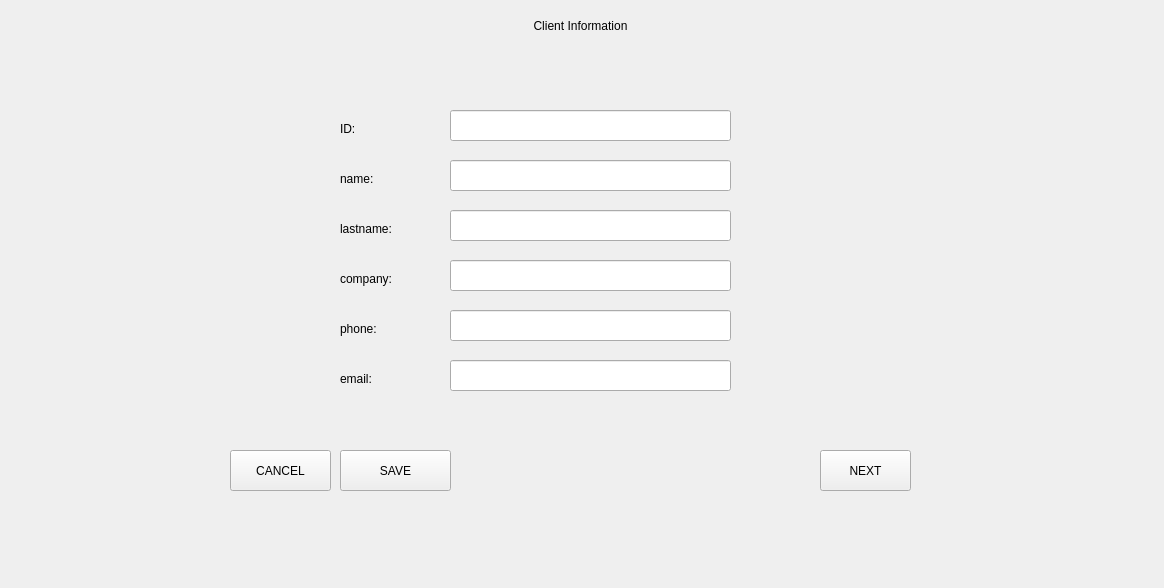
Above: src/views/configurationInspection/client.ui from Jjat00/Deptherm-Inspection before the change. Below: the same form after it.
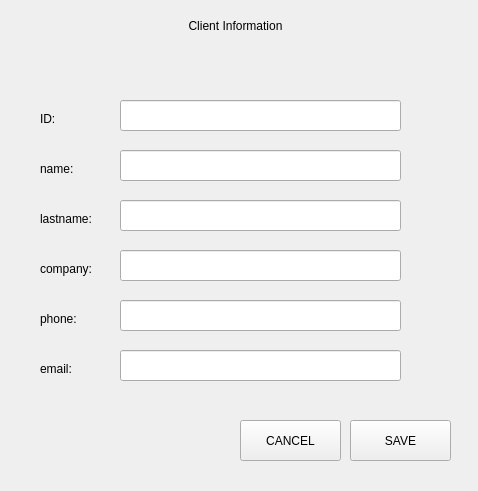
That is the form after the change.

```diff
--- a/src/views/configurationInspection/client.ui
+++ b/src/views/configurationInspection/client.ui
@@ -6,8 +6,8 @@
    <rect>
     <x>0</x>
     <y>0</y>
-    <width>1164</width>
-    <height>588</height>
+    <width>478</width>
+    <height>491</height>
    </rect>
   </property>
   <property name="windowTitle">
@@ -16,9 +16,9 @@
   <widget class="QLabel" name="labelHeader">
    <property name="geometry">
     <rect>
-     <x>0</x>
+     <x>-10</x>
      <y>0</y>
-     <width>1161</width>
+     <width>491</width>
      <height>51</height>
     </rect>
    </property>
@@ -32,9 +32,9 @@
   <widget class="QLabel" name="label_3">
    <property name="geometry">
     <rect>
-     <x>340</x>
-     <y>170</y>
-     <width>101</width>
+     <x>40</x>
+     <y>160</y>
+     <width>71</width>
      <height>17</height>
     </rect>
    </property>
@@ -45,8 +45,8 @@
   <widget class="QLineEdit" name="lineEditPhone">
    <property name="geometry">
     <rect>
-     <x>450</x>
-     <y>310</y>
+     <x>120</x>
+     <y>300</y>
      <width>281</width>
      <height>31</height>
     </rect>
@@ -55,8 +55,8 @@
   <widget class="QLineEdit" name="lineEditName">
    <property name="geometry">
     <rect>
-     <x>450</x>
-     <y>160</y>
+     <x>120</x>
+     <y>150</y>
      <width>281</width>
      <height>31</height>
     </rect>
@@ -65,9 +65,9 @@
   <widget class="QLabel" name="label_5">
    <property name="geometry">
     <rect>
-     <x>340</x>
-     <y>320</y>
-     <width>101</width>
+     <x>40</x>
+     <y>310</y>
+     <width>61</width>
      <height>17</height>
     </rect>
    </property>
@@ -78,8 +78,8 @@
   <widget class="QLineEdit" name="lineEditID">
    <property name="geometry">
     <rect>
-     <x>450</x>
-     <y>110</y>
+     <x>120</x>
+     <y>100</y>
      <width>281</width>
      <height>31</height>
     </rect>
@@ -88,9 +88,9 @@
   <widget class="QLabel" name="label_2">
    <property name="geometry">
     <rect>
-     <x>340</x>
-     <y>120</y>
-     <width>101</width>
+     <x>40</x>
+     <y>110</y>
+     <width>71</width>
      <height>17</height>
     </rect>
    </property>
@@ -101,8 +101,8 @@
   <widget class="QLineEdit" name="lineEditCompany">
    <property name="geometry">
     <rect>
-     <x>450</x>
-     <y>260</y>
+     <x>120</x>
+     <y>250</y>
      <width>281</width>
      <height>31</height>
     </rect>
@@ -111,9 +111,9 @@
   <widget class="QLabel" name="label_4">
    <property name="geometry">
     <rect>
-     <x>340</x>
-     <y>270</y>
-     <width>101</width>
+     <x>40</x>
+     <y>260</y>
+     <width>71</width>
      <height>17</height>
     </rect>
    </property>
@@ -124,8 +124,8 @@
   <widget class="QLineEdit" name="lineEditLastname">
    <property name="geometry">
     <rect>
-     <x>450</x>
-     <y>210</y>
+     <x>120</x>
+     <y>200</y>
      <width>281</width>
      <height>31</height>
     </rect>
@@ -134,9 +134,9 @@
   <widget class="QLabel" name="label_6">
    <property name="geometry">
     <rect>
-     <x>340</x>
-     <y>220</y>
-     <width>101</width>
+     <x>40</x>
+     <y>210</y>
+     <width>71</width>
      <height>17</height>
     </rect>
    </property>
@@ -147,8 +147,8 @@
   <widget class="QLineEdit" name="lineEditEmail">
    <property name="geometry">
     <rect>
-     <x>450</x>
-     <y>360</y>
+     <x>120</x>
+     <y>350</y>
      <width>281</width>
      <height>31</height>
     </rect>
@@ -157,9 +157,9 @@
   <widget class="QLabel" name="label_7">
    <property name="geometry">
     <rect>
-     <x>340</x>
-     <y>370</y>
-     <width>101</width>
+     <x>40</x>
+     <y>360</y>
+     <width>61</width>
      <height>17</height>
     </rect>
    </property>
@@ -167,25 +167,12 @@
     <string>email:</string>
    </property>
   </widget>
-  <widget class="QPushButton" name="buttonNext">
-   <property name="geometry">
-    <rect>
-     <x>820</x>
-     <y>450</y>
-     <width>91</width>
-     <height>41</height>
-    </rect>
-   </property>
-   <property name="text">
-    <string>NEXT</string>
-   </property>
-  </widget>
   <widget class="QPushButton" name="buttonSave">
    <property name="geometry">
     <rect>
-     <x>340</x>
-     <y>450</y>
-     <width>111</width>
+     <x>350</x>
+     <y>420</y>
+     <width>101</width>
      <height>41</height>
     </rect>
    </property>
@@ -196,8 +183,8 @@
   <widget class="QPushButton" name="buttonCancel">
    <property name="geometry">
     <rect>
-     <x>230</x>
-     <y>450</y>
+     <x>240</x>
+     <y>420</y>
      <width>101</width>
      <height>41</height>
     </rect>
@@ -209,10 +196,10 @@
   <widget class="QLabel" name="labelMessage">
    <property name="geometry">
     <rect>
-     <x>430</x>
-     <y>530</y>
-     <width>321</width>
-     <height>41</height>
+     <x>50</x>
+     <y>390</y>
+     <width>391</width>
+     <height>21</height>
     </rect>
    </property>
    <property name="text">
```
Left out of the diff: 6 changed lines with no effect on the pictures.
